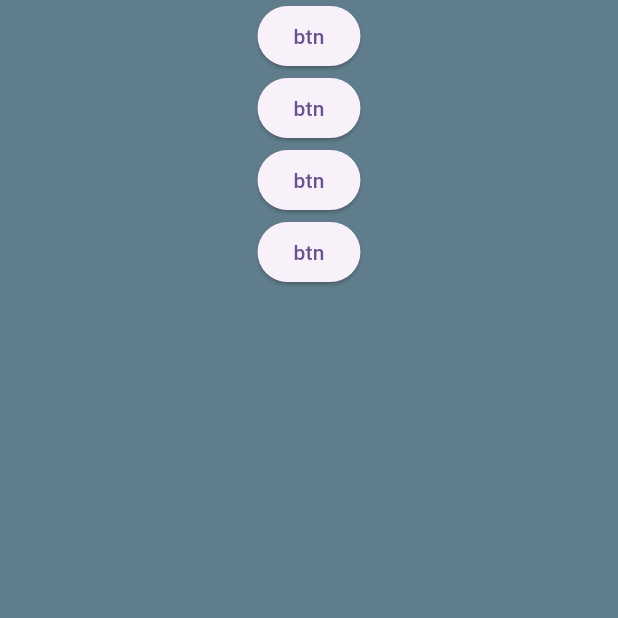
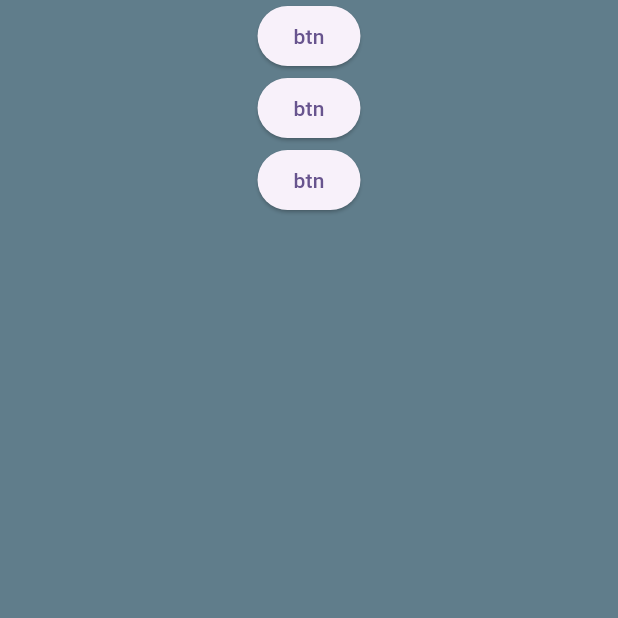
Before and after one commit to mosayeb-masoumi/test-git, a Flutter app: the screen it shows after launch, on a phone screen of 412 x 824 dp, the top half of it. Run offline on Flutter 3.47's test engine with Material 3 defaults, Android fonts, the phone set to English and light mode, and no system bars.

Commit message:
Revert "added forth button"
This reverts commit d58168bfa4cebf5685e9da905af753408718bd11.

```diff
--- a/lib/home_page.dart
+++ b/lib/home_page.dart
@@ -28,7 +28,6 @@ class _HomePageState extends State<HomePage> {
             ElevatedButton(onPressed: (){}, child: Text("btn")),
             ElevatedButton(onPressed: (){}, child: Text("btn")),
             //space
-            ElevatedButton(onPressed: (){}, child: Text("btn")),
             //space
           ],
 
```
